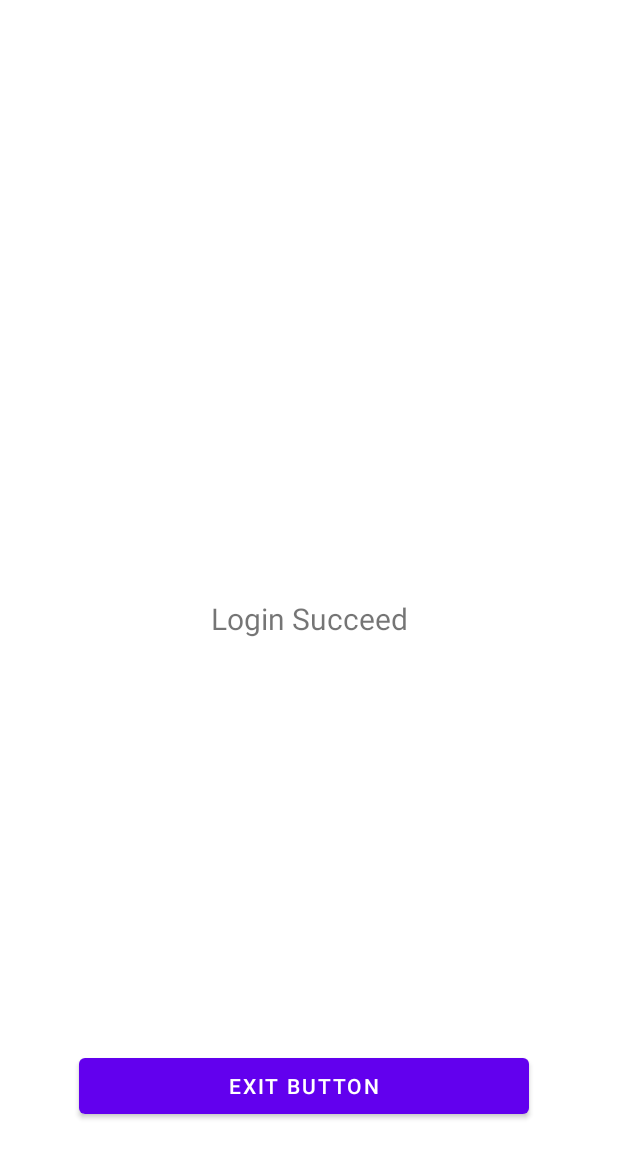
After one commit to javierdimastri/android-sqlite-app, an Android app: the HomePage screen opened directly, with no data from a screen before it, on a phone screen of 412 x 824 dp. The commit adds this screen. Shown: the top 1158 px of the screen. Run offline under Robolectric (Android 15) with nearby library versions, the phone set to English and light mode, and no system bars.

Commit message:
[hilman] able to do simple login and navigate to homepage

```diff
--- /dev/null
+++ b/app/src/main/java/com/javierdimastri/android_sqlite_app/HomePage.java
@@ -0,0 +1,27 @@
+package com.javierdimastri.android_sqlite_app;
+
+import androidx.appcompat.app.AppCompatActivity;
+
+import android.os.Bundle;
+import android.view.View;
+import android.widget.Button;
+
+public class HomePage extends AppCompatActivity {
+    Button btnExit;
+
+    @Override
+    protected void onCreate(Bundle savedInstanceState) {
+        super.onCreate(savedInstanceState);
+        setContentView(R.layout.activity_home_page);
+
+        btnExit = (Button) findViewById(R.id.btnExit);
+
+        btnExit.setOnClickListener(new View.OnClickListener() {
+            @Override
+            public void onClick(View v) {
+                //perintah untuk mengakhiri aplikasi
+                finish();
+            }
+        });
+    }
+}
--- /dev/null
+++ b/app/src/main/res/layout/activity_home_page.xml
@@ -0,0 +1,32 @@
+<?xml version="1.0" encoding="utf-8"?>
+<androidx.constraintlayout.widget.ConstraintLayout xmlns:android="http://schemas.android.com/apk/res/android"
+    xmlns:app="http://schemas.android.com/apk/res-auto"
+    xmlns:tools="http://schemas.android.com/tools"
+    android:layout_width="match_parent"
+    android:layout_height="match_parent"
+    tools:context=".HomePage">
+
+    <TextView
+        android:id="@+id/textView"
+        android:layout_width="wrap_content"
+        android:layout_height="wrap_content"
+        android:text="@string/login_succeed"
+        android:textSize="20sp"
+        app:layout_constraintBottom_toBottomOf="parent"
+        app:layout_constraintLeft_toLeftOf="parent"
+        app:layout_constraintRight_toRightOf="parent"
+        app:layout_constraintTop_toTopOf="parent" />
+
+    <Button
+        android:id="@+id/btnExit"
+        android:layout_width="300dp"
+        android:layout_height="49dp"
+        android:text="@string/exit_button"
+        app:layout_constraintBottom_toBottomOf="parent"
+        app:layout_constraintEnd_toEndOf="parent"
+        app:layout_constraintHorizontal_bias="0.47"
+        app:layout_constraintStart_toStartOf="parent"
+        app:layout_constraintTop_toBottomOf="@+id/textView"
+        app:layout_constraintVertical_bias="0.783" />
+
+</androidx.constraintlayout.widget.ConstraintLayout>
--- /dev/null
+++ b/app/src/main/res/values-land/strings.xml
@@ -0,0 +1,5 @@
+<?xml version="1.0" encoding="utf-8"?>
+<resources>
+    <string name="login_succeed">Login Succeed</string>
+    <string name="exit_button">Exit Button</string>
+</resources>
--- /dev/null
+++ b/app/src/main/res/values-night/strings.xml
@@ -0,0 +1,5 @@
+<?xml version="1.0" encoding="utf-8"?>
+<resources>
+    <string name="login_succeed">Login Succeed</string>
+    <string name="exit_button">Exit Button</string>
+</resources>
--- /dev/null
+++ b/app/src/main/res/values-w1240dp/strings.xml
@@ -0,0 +1,5 @@
+<?xml version="1.0" encoding="utf-8"?>
+<resources>
+    <string name="login_succeed">Login Succeed</string>
+    <string name="exit_button">Exit Button</string>
+</resources>
--- /dev/null
+++ b/app/src/main/res/values-w600dp/strings.xml
@@ -0,0 +1,5 @@
+<?xml version="1.0" encoding="utf-8"?>
+<resources>
+    <string name="login_succeed">Login Succeed</string>
+    <string name="exit_button">Exit Button</string>
+</resources>
--- /dev/null
+++ b/app/src/main/res/values-w936dp/strings.xml
@@ -0,0 +1,5 @@
+<?xml version="1.0" encoding="utf-8"?>
+<resources>
+    <string name="login_succeed">Login Succeed</string>
+    <string name="exit_button">Exit Button</string>
+</resources>
--- a/app/src/main/res/values/strings.xml
+++ b/app/src/main/res/values/strings.xml
@@ -4,4 +4,6 @@
     <string name="forgot_password">Forgot Password?</string>
     <string name="password">Password</string>
     <string name="user_name">User Name</string>
+    <string name="login_succeed">Login Succeed</string>
+    <string name="exit_button">Exit Button</string>
 </resources>
--- a/settings.gradle
+++ b/settings.gradle
@@ -10,6 +10,7 @@ dependencyResolutionManagement {
     repositories {
         google()
         mavenCentral()
+        jcenter()
     }
 }
 rootProject.name = "android-sqlite-app"
```
Also changed, not shown: app/build.gradle (+8 -4 lines), app/src/main/AndroidManifest.xml (+9 -4 lines), app/src/main/java/com/javierdimastri/android_sqlite_app/MainActivity.java (+5 -11 lines).
